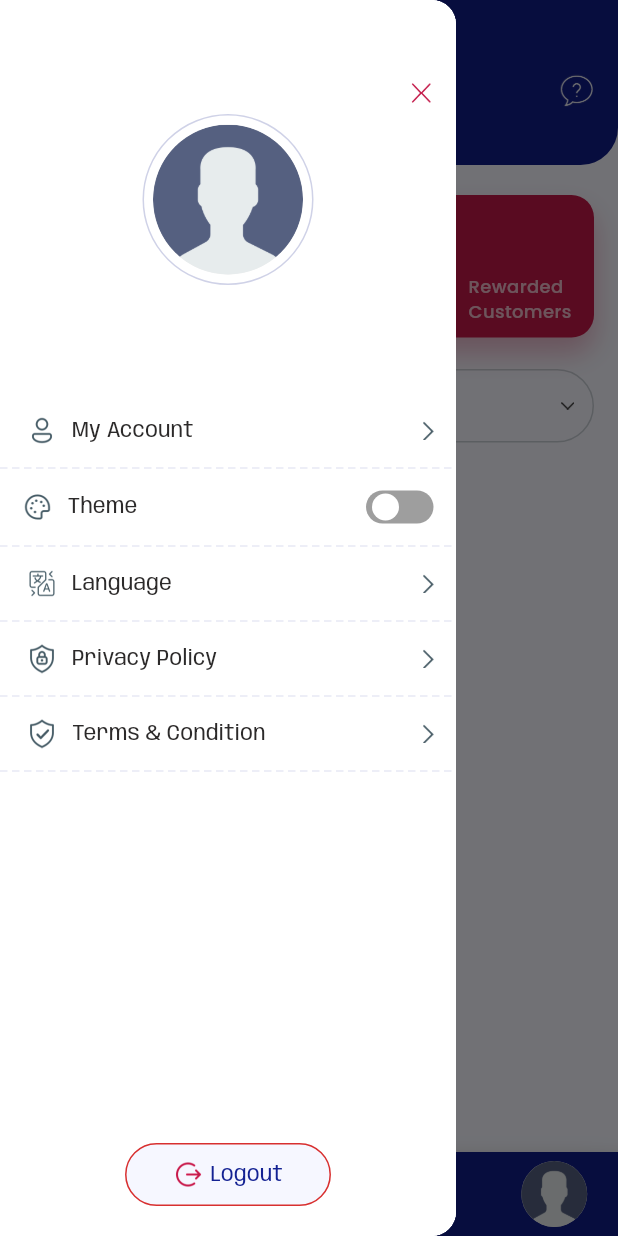
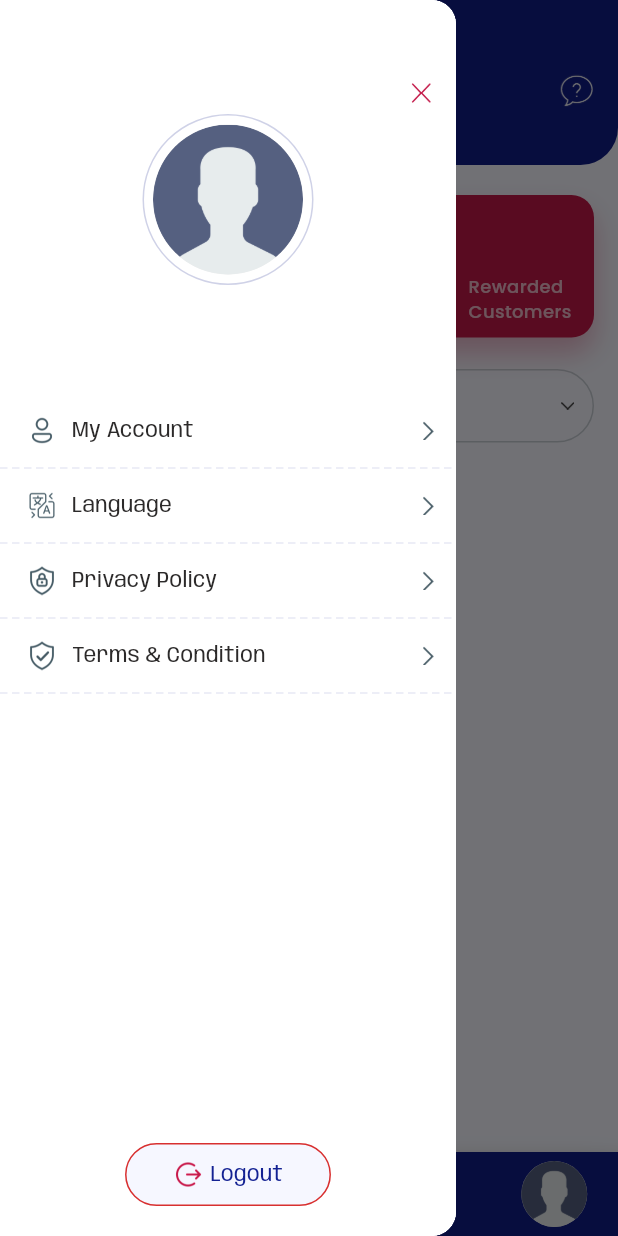
Before and after one commit to bitsandbytes2022-prog/hiwash_partner, a Flutter app: the DashboardScreen screen opened by its route, with the side drawer open, on a phone screen of 412 x 824 dp. Run offline on Flutter 3.47's test engine with Material 3 defaults, Android fonts, the phone set to English and light mode, and no system bars; drawn by our look-alikes of animated_bottom_navigation_bar, cached_network_image; our stand-ins replace connectivity_plus, dio, firebase_core, firebase_messaging, flutter_local_notifications, flutter_screenutil and 9 more; missing offline and left inert: app_settings, qr_code_scanner_plus; accounts and stored records are empty; network calls fail; project files that could hold a hidden picture were left out.

Commit message:
all issue resolve

```diff
--- a/lib/featuers/profile/view/drawer_screen.dart
+++ b/lib/featuers/profile/view/drawer_screen.dart
@@ -133,7 +133,7 @@ class DrawerScreen extends StatelessWidget {
           image: Assets.iconsIcAccount,
         ),
 
-        Obx(() => drawerRowForTheme(
+      /*  Obx(() => drawerRowForTheme(
           title: StringConstant.kTheme.tr,
           image: Assets.iconsIcTheme,
           switchValue: drawerController.isSwitchOn.value,
@@ -143,7 +143,7 @@ class DrawerScreen extends StatelessWidget {
              // Optional: toggle theme
             // Get.changeTheme(value ? ThemeData.dark() : ThemeData.light());
           },
-        )),
+        )),*/
         drawerRowWidget(
           onTap: () => Get.toNamed(RouteStrings.languageScreen),
           title: StringConstant.kLanguage.tr,
```
